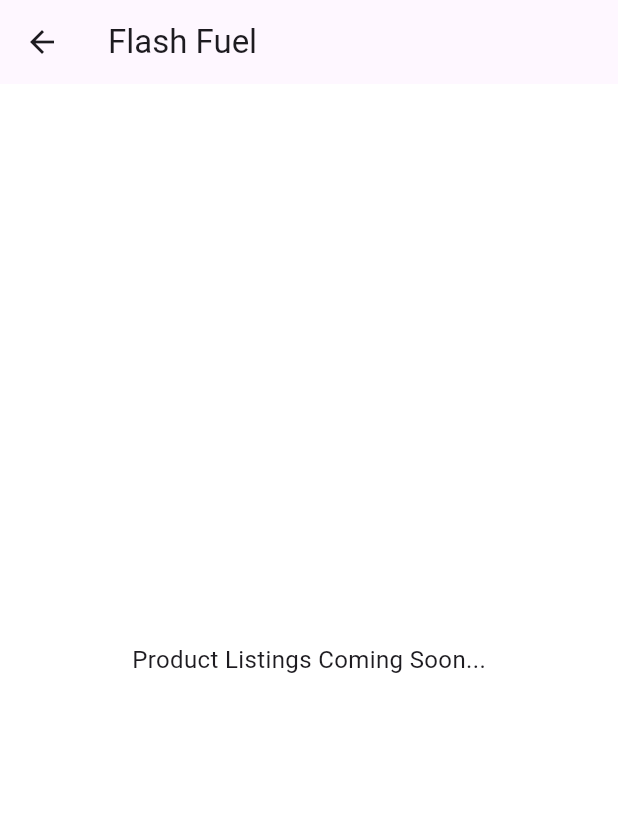
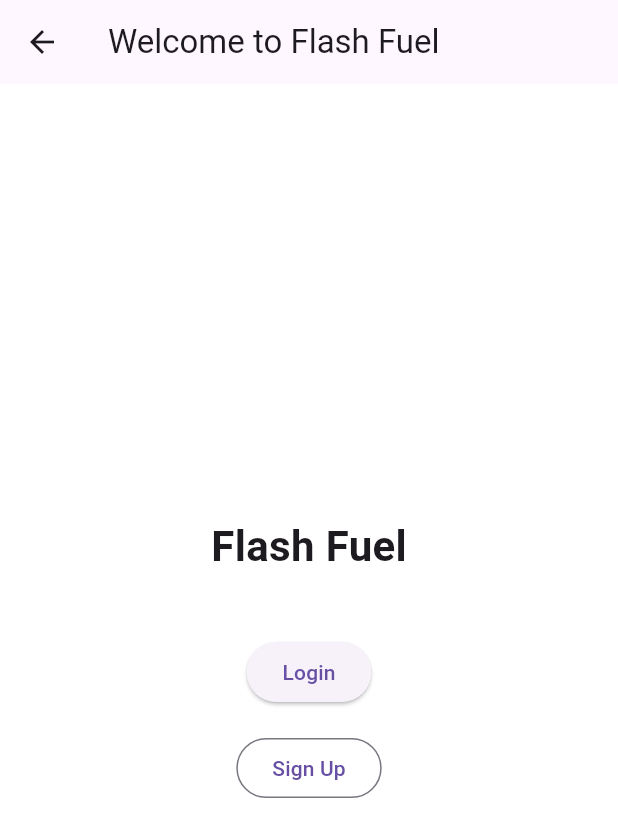
Before and after one commit to FahadShaheb/flashfuel_demo, a Flutter app: the HomeScreen screen opened directly, on a phone screen of 412 x 824 dp. Shown: the top 837 px of the screen. Run offline on Flutter 3.47's test engine with Material 3 defaults, Android fonts, the light colour scheme and no system bars; our stand-ins replace cloud_firestore, firebase_auth, firebase_core, flutter_image_slideshow; accounts and stored records are empty.

Commit message:
new update

```diff
--- a/lib/main.dart
+++ b/lib/main.dart
@@ -1,4 +1,6 @@
 import 'package:flash_fuel/screens/cart/cart_screen.dart';
+import 'package:flash_fuel/screens/home/home_screen.dart';
+import 'package:flash_fuel/widgets/product_list.dart';
 import 'package:flutter/material.dart';
 import 'package:firebase_core/firebase_core.dart';
 import 'package:flash_fuel/screens/auth/login_screen.dart';
@@ -22,9 +24,11 @@ class FlashFuelApp extends StatelessWidget {
       theme: AppTheme.lightTheme,
       initialRoute: '/login',
       routes: {
+        '/': (context) => const HomeScreen(), // set as the starting screen
         '/login': (context) => const LoginScreen(),
         '/signup': (context) => const SignupScreen(),
         '/cart': (context) => const CartScreen(),
+        '/product_list': (context) => const ProductList(),
       },
     );
   }
--- a/lib/screens/auth/login_screen.dart
+++ b/lib/screens/auth/login_screen.dart
@@ -36,11 +36,7 @@ class LoginScreenState extends State<LoginScreen> {
           context,
         ).showSnackBar(SnackBar(content: Text('Login successful')));
         // Navigate to the next screen
-        Navigator.of(context).push(
-          MaterialPageRoute(
-            builder: (context) => ProductList(), // Adjust this route
-          ),
-        );
+        Navigator.pushReplacementNamed(context, '/product_list');
       }
 
       // Adjust the route as needed
--- a/lib/screens/home/home_screen.dart
+++ b/lib/screens/home/home_screen.dart
@@ -6,8 +6,35 @@ class HomeScreen extends StatelessWidget {
   @override
   Widget build(BuildContext context) {
     return Scaffold(
-      appBar: AppBar(title: const Text('Flash Fuel')),
-      body: const Center(child: Text('Product Listings Coming Soon...')),
+      appBar: AppBar(title: const Text('Welcome to Flash Fuel')),
+      body: Center(
+        child: Padding(
+          padding: const EdgeInsets.all(24.0),
+          child: Column(
+            mainAxisAlignment: MainAxisAlignment.center,
+            children: [
+              const Text(
+                'Flash Fuel',
+                style: TextStyle(fontSize: 28, fontWeight: FontWeight.bold),
+              ),
+              const SizedBox(height: 40),
+              ElevatedButton(
+                onPressed: () {
+                  Navigator.pushNamed(context, '/login');
+                },
+                child: const Text('Login'),
+              ),
+              const SizedBox(height: 16),
+              OutlinedButton(
+                onPressed: () {
+                  Navigator.pushNamed(context, '/signup');
+                },
+                child: const Text('Sign Up'),
+              ),
+            ],
+          ),
+        ),
+      ),
     );
   }
 }
```
Also changed, not shown: lib/widgets/product_category.dart (added, +60 -0 lines), lib/widgets/product_list.dart (+153 -37 lines), pubspec.yaml (+12 -3 lines), assets/images/image1.jpg (added), assets/images/image2.jpg (added), assets/images/image3.jpg (added), assets/images/image4.jpg (added), assets/images/image5.jpg (added), assets/images/image6.jpg (added), assets/images/image7.jpg (added), assets/images/slide1.jpg (added), assets/images/slide2.jpg (added), assets/images/slide3.jpg (added), pubspec.lock.
